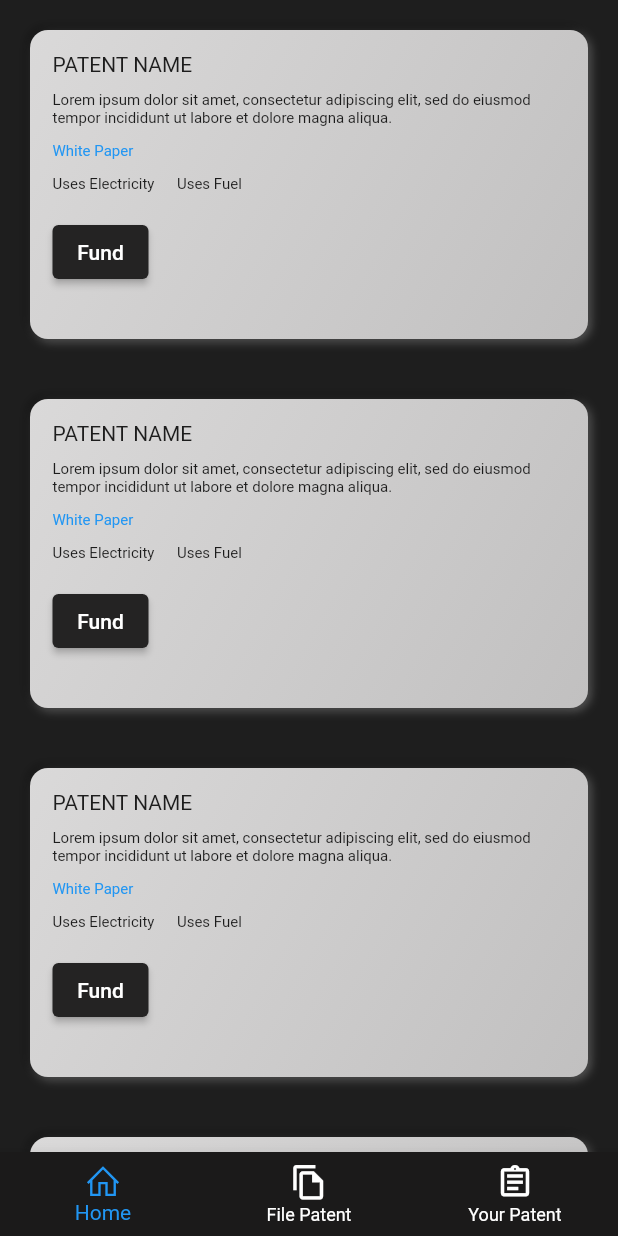
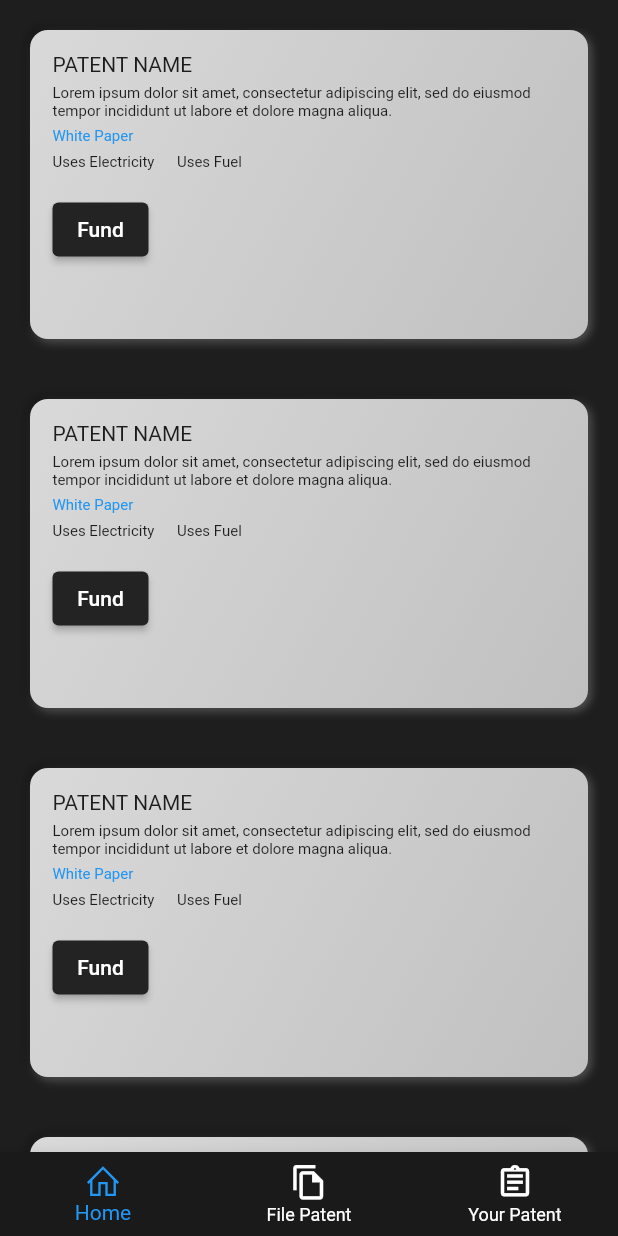
Before and after one commit to Daksh2356/Patent_De_App, a Flutter app: the screen it shows after launch, on a phone screen of 412 x 824 dp. Run offline on Flutter 3.47's test engine with Material 2 defaults, Android fonts, the phone set to English and light mode, and no system bars; drawn by our look-alikes of flutter_neumorphic; our stand-ins replace line_icons.

Commit message:
Fixed overflow error

```diff
--- a/patient_dapp/lib/widgets/crowdfunding_card.dart
+++ b/patient_dapp/lib/widgets/crowdfunding_card.dart
@@ -28,6 +28,7 @@ class _CFCardState extends State<CFCard> {
         ),
         child: Container(
           margin: const EdgeInsets.all(15),
+          child: Expanded(
             child: Column(
               crossAxisAlignment: CrossAxisAlignment.start,
               children: [
@@ -35,7 +36,7 @@ class _CFCardState extends State<CFCard> {
                   'PATENT NAME',
                 ),
                 const SizedBox(
-                height: 10,
+                  height: 5,
                 ),
                 const Text(
                   'Lorem ipsum dolor sit amet, consectetur adipiscing elit, sed do eiusmod tempor incididunt ut labore et dolore magna aliqua. ',
@@ -44,7 +45,7 @@ class _CFCardState extends State<CFCard> {
                   ),
                 ),
                 const SizedBox(
-                height: 10,
+                  height: 5,
                 ),
                 InkWell(
                   onTap: () {},
@@ -54,7 +55,7 @@ class _CFCardState extends State<CFCard> {
                   ),
                 ),
                 const SizedBox(
-                height: 10,
+                  height: 5,
                 ),
                 Row(
                   children: const [
@@ -113,6 +114,7 @@ class _CFCardState extends State<CFCard> {
             ),
           ),
         ),
+      ),
     );
   }
 }
```
Lines whose indentation alone changed are shown as unchanged.
